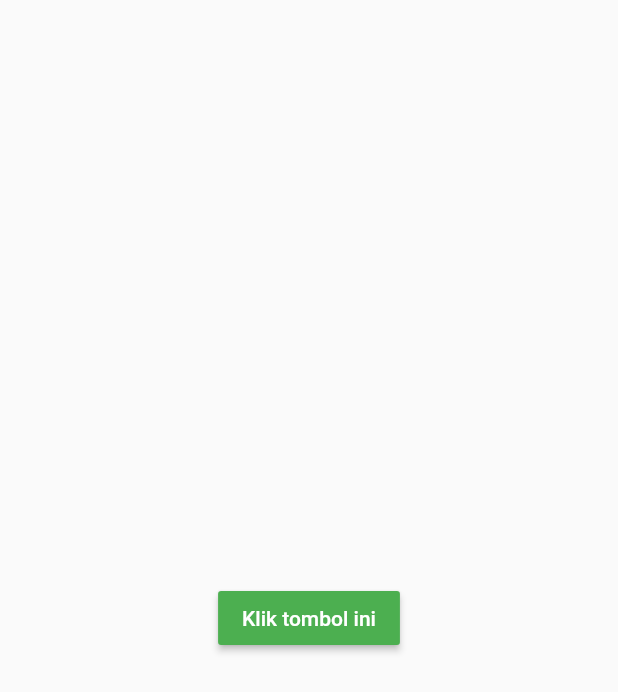
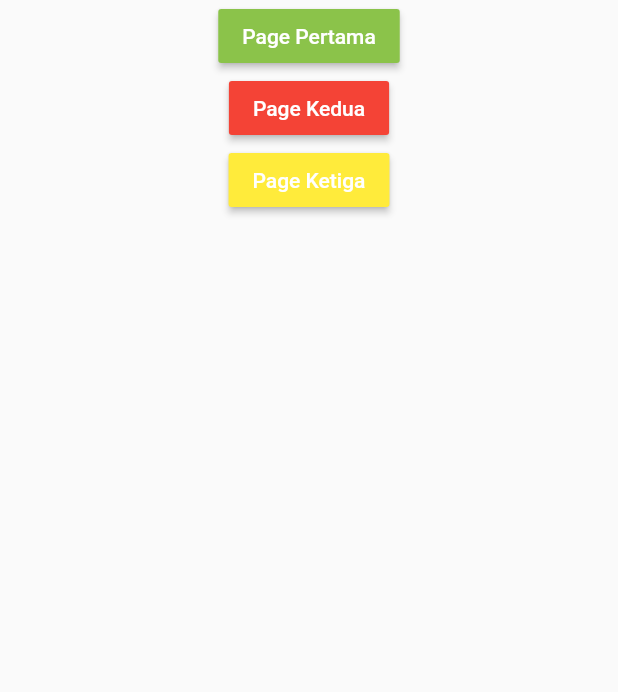
Before and after one commit to roningrum/flutter_dasar, a Flutter app: the screen it shows after launch, on a phone screen of 412 x 824 dp. Shown: the top 692 px of the screen. Run offline on Flutter 3.47's test engine with Material 2 defaults, Android fonts, the phone set to English and light mode, and no system bars.

Commit message:
perpindahan class

```diff
--- a/lib/main.dart
+++ b/lib/main.dart
@@ -1,4 +1,5 @@
 import 'package:flutter/material.dart';
+import 'package:flutter_dasar/page_ketiga.dart';
 
 void main() {
   runApp(MyApp());
@@ -25,57 +26,75 @@ class MyApp extends StatelessWidget {
         // the app on. For desktop platforms, the controls will be smaller and
         // closer together (more dense) than on mobile platforms.
       ),
-      home: PageStateFull(),
+      home: PageUtama(),
       debugShowCheckedModeBanner: false,
     );
   }
 }
 
-class PageStateless extends StatelessWidget {
+class PageUtama extends StatelessWidget {
   @override
   Widget build(BuildContext context) {
     return Scaffold(
-      body: new Container(
-        color: Colors.blueAccent,
-        child: new Container(
-          color: Colors.green,
-          margin: const EdgeInsets.all(50.0),
-        ),
+        body: new Center(
+          child: Column(
+            children: <Widget>[
+              MaterialButton(
+                  onPressed: () {
+                    //seperti intent di android
+                    Navigator.push(context,
+                        MaterialPageRoute(builder: (context) => PagePertama()));
+                  }, child: Text('Page Pertama'),
+                  color: Colors.lightGreen,
+                  textColor: Colors.white),
+              MaterialButton(
+                onPressed: () {
+                  Navigator.push(context,
+                      MaterialPageRoute(builder: (context) => PageKedua()));
+                }, child: Text('Page Kedua'),
+                color: Colors.red,
+                textColor: Colors.white,),
+              MaterialButton(
+                onPressed: () {
+                  Navigator.push(context,
+                      MaterialPageRoute(builder: (context) => PageKetiga()));
+                }, child: Text('Page Ketiga'),
+                color: Colors.yellow,
+                textColor: Colors.white,)
+            ],
+          ),
+        )
+    );
+  }
+}
+
+class PagePertama extends StatefulWidget {
+  @override
+  _PagePertamaState createState() => _PagePertamaState();
+}
+
+class _PagePertamaState extends State<PagePertama> {
+  @override
+  Widget build(BuildContext context) {
+    return Scaffold(
+      body: Center(
+          child: new Text('Halaman Pertama')
       ),
     );
   }
 }
 
-class PageStateFull extends StatefulWidget {
+class PageKedua extends StatefulWidget {
   @override
-  _PageStateFullState createState() => _PageStateFullState();
+  _PageKeduaState createState() => _PageKeduaState();
 }
 
-class _PageStateFullState extends State<PageStateFull> {
-  String teks = '';
-
-  @override
-  void initState() {
-    super.initState();
-    teks = 'Klik tombol ini';
-  }
-
-  void methodChange() {
-    setState(() {
-      teks = 'Teks telah berubah';
-    });
-  }
-
+class _PageKeduaState extends State<PageKedua> {
   @override
   Widget build(BuildContext context) {
     return Scaffold(
-      body: new Center(
-        child: new MaterialButton(
-            color: Colors.green,
-            textColor: Colors.white,
-            onPressed: () {
-              methodChange();
-            }, child: Text(teks),),
+      body: Center(
+          child: new Text('Halaman Kedua')
       ),
     );
   }
```
Also changed, not shown: lib/page_ketiga.dart (added, +12 -0 lines).
